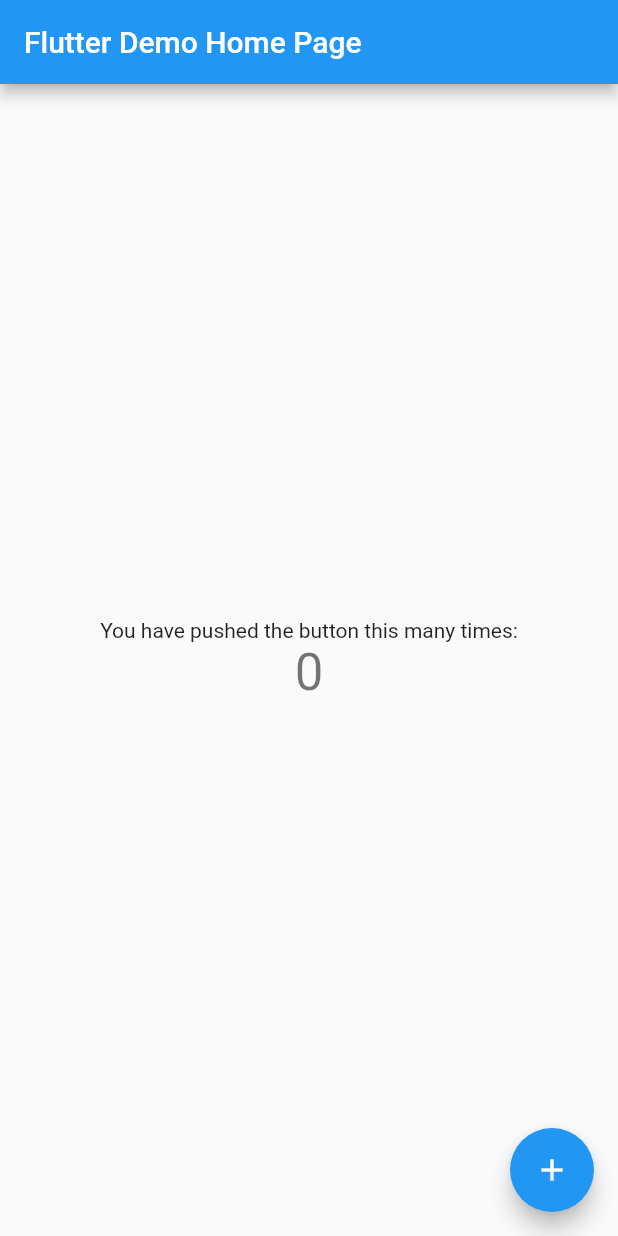
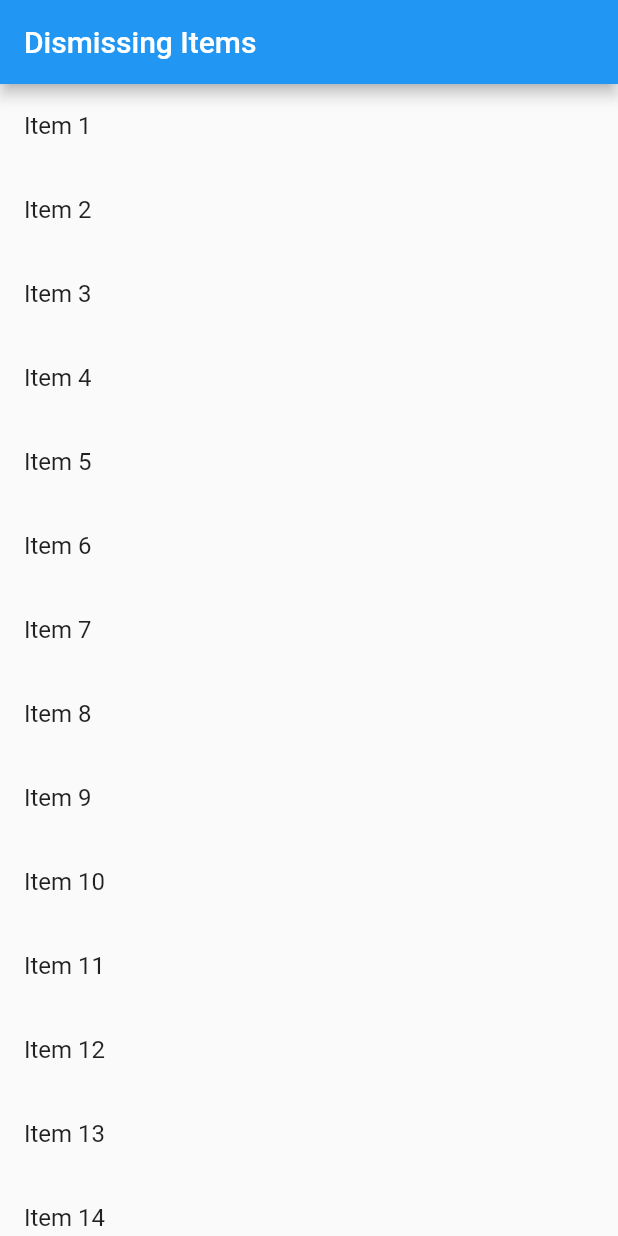
Before and after one commit to linmq/flutter-examples, a Flutter app: the screen it shows after launch, on a phone screen of 412 x 824 dp. Run offline on Flutter 3.47's test engine with Material 2 defaults, Android fonts, the phone set to English and light mode, and no system bars.

Commit message:
complete listview dismissible example

```diff
--- a/listview_dismissible/lib/main.dart
+++ b/listview_dismissible/lib/main.dart
@@ -9,33 +9,15 @@
     return MaterialApp(
       title: 'Flutter Demo',
       theme: ThemeData(
-        // This is the theme of your application.
-        //
-        // Try running your application with "flutter run". You'll see the
-        // application has a blue toolbar. Then, without quitting the app, try
-        // changing the primarySwatch below to Colors.green and then invoke
-        // "hot reload" (press "r" in the console where you ran "flutter run",
-        // or simply save your changes to "hot reload" in a Flutter IDE).
-        // Notice that the counter didn't reset back to zero; the application
-        // is not restarted.
         primarySwatch: Colors.blue,
       ),
-      home: MyHomePage(title: 'Flutter Demo Home Page'),
+      home: MyHomePage(title: 'Dismissing Items'),
     );
   }
 }
 
 class MyHomePage extends StatefulWidget {
   MyHomePage({Key key, this.title}) : super(key: key);
-
-  // This widget is the home page of your application. It is stateful, meaning
-  // that it has a State object (defined below) that contains fields that affect
-  // how it looks.
-
-  // This class is the configuration for the state. It holds the values (in this
-  // case the title) provided by the parent (in this case the App widget) and
-  // used by the build method of the State. Fields in a Widget subclass are
-  // always marked "final".
 
   final String title;
 
@@ -44,18 +26,7 @@
 }
 
 class _MyHomePageState extends State<MyHomePage> {
-  int _counter = 0;
-
-  void _incrementCounter() {
-    setState(() {
-      // This call to setState tells the Flutter framework that something has
-      // changed in this State, which causes it to rerun the build method below
-      // so that the display can reflect the updated values. If we changed
-      // _counter without calling setState(), then the build method would not be
-      // called again, and so nothing would appear to happen.
-      _counter++;
-    });
-  }
+  final items = List<String>.generate(20, (i) => "Item ${i + 1}");
 
   @override
   Widget build(BuildContext context) {
@@ -71,41 +42,33 @@
         // the App.build method, and use it to set our appbar title.
         title: Text(widget.title),
       ),
-      body: Center(
-        // Center is a layout widget. It takes a single child and positions it
-        // in the middle of the parent.
-        child: Column(
-          // Column is also a layout widget. It takes a list of children and
-          // arranges them vertically. By default, it sizes itself to fit its
-          // children horizontally, and tries to be as tall as its parent.
-          //
-          // Invoke "debug painting" (press "p" in the console, choose the
-          // "Toggle Debug Paint" action from the Flutter Inspector in Android
-          // Studio, or the "Toggle Debug Paint" command in Visual Studio Code)
-          // to see the wireframe for each widget.
-          //
-          // Column has various properties to control how it sizes itself and
-          // how it positions its children. Here we use mainAxisAlignment to
-          // center the children vertically; the main axis here is the vertical
-          // axis because Columns are vertical (the cross axis would be
-          // horizontal).
-          mainAxisAlignment: MainAxisAlignment.center,
-          children: <Widget>[
-            Text(
-              'You have pushed the button this many times:',
-            ),
-            Text(
-              '$_counter',
-              style: Theme.of(context).textTheme.display1,
-            ),
-          ],
-        ),
+      body: ListView.builder(
+        itemCount: items.length,
+        itemBuilder: (context, index) {
+          final item = items[index];
+
+          return Dismissible(
+            // Each Dismissible must contain a Key. Keys allow Flutter to
+            // uniquely identify widgets.
+            key: Key(item),
+            // Provide a function that tells the app
+            // what to do after an item has been swiped away.
+            onDismissed: (direction) {
+              // Remove the item from the data source.
+              setState(() {
+                items.removeAt(index);
+              });
+
+              // Then show a snackbar.
+              Scaffold.of(context)
+                  .showSnackBar(SnackBar(content: Text("$item dismissed")));
+            },
+            // Show a red background as the item is swiped away.
+            background: Container(color: Colors.red),
+            child: ListTile(title: Text('$item')),
+          );
+        },
       ),
-      floatingActionButton: FloatingActionButton(
-        onPressed: _incrementCounter,
-        tooltip: 'Increment',
-        child: Icon(Icons.add),
-      ), // This trailing comma makes auto-formatting nicer for build methods.
     );
   }
 }
```
